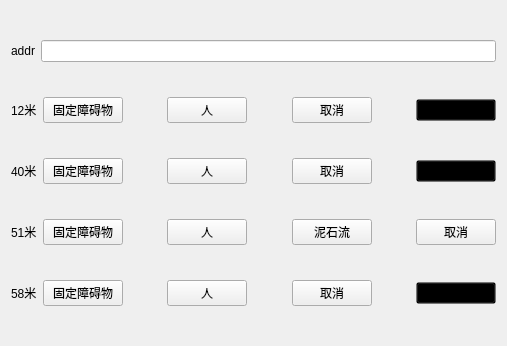
Qt form chap05/tk_xj_pk/widget.ui (0heli0/qt5_module) before a commit.
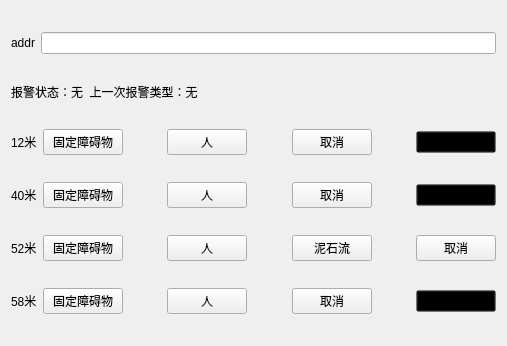
The same form after that commit.

```diff
--- a/chap05/tk_xj_pk/widget.ui
+++ b/chap05/tk_xj_pk/widget.ui
@@ -28,7 +28,7 @@
      </item>
     </layout>
    </item>
-   <item row="1" column="0">
+   <item row="2" column="0">
     <layout class="QHBoxLayout" name="horizontalLayout">
      <item>
       <widget class="QLabel" name="label">
@@ -106,105 +106,18 @@
         <string notr="true">background:transparent;</string>
        </property>
        <property name="text">
-        <string>push</string>
+        <string>placeholder</string>
        </property>
       </widget>
      </item>
     </layout>
    </item>
-   <item row="2" column="0">
-    <layout class="QHBoxLayout" name="horizontalLayout_2">
-     <item>
-      <widget class="QLabel" name="label_8">
-       <property name="text">
-        <string>40米</string>
-       </property>
-      </widget>
-     </item>
-     <item>
-      <widget class="QPushButton" name="buttonGD40">
-       <property name="text">
-        <string>固定障碍物</string>
-       </property>
-       <property name="checkable">
-        <bool>false</bool>
-       </property>
-      </widget>
-     </item>
-     <item>
-      <spacer name="horizontalSpacer">
-       <property name="orientation">
-        <enum>Qt::Horizontal</enum>
-       </property>
-       <property name="sizeHint" stdset="0">
-        <size>
-         <width>40</width>
-         <height>20</height>
-        </size>
-       </property>
-      </spacer>
-     </item>
-     <item>
-      <widget class="QPushButton" name="buttonR40">
-       <property name="text">
-        <string>人</string>
-       </property>
-      </widget>
-     </item>
-     <item>
-      <spacer name="horizontalSpacer_2">
-       <property name="orientation">
-        <enum>Qt::Horizontal</enum>
-       </property>
-       <property name="sizeHint" stdset="0">
-        <size>
-         <width>40</width>
-         <height>20</height>
-        </size>
-       </property>
-      </spacer>
-     </item>
-     <item>
-      <widget class="QPushButton" name="btCancel40">
-       <property name="text">
-        <string>取消</string>
-       </property>
-      </widget>
-     </item>
-     <item>
-      <spacer name="horizontalSpacer_8">
-       <property name="orientation">
-        <enum>Qt::Horizontal</enum>
-       </property>
-       <property name="sizeHint" stdset="0">
-        <size>
-         <width>40</width>
-         <height>20</height>
-        </size>
-       </property>
-      </spacer>
-     </item>
-     <item>
-      <widget class="QPushButton" name="btH2">
-       <property name="whatsThis">
-        <string/>
-       </property>
-       <property name="styleSheet">
-        <string notr="true">background:transparent;</string>
-       </property>
-       <property name="text">
-        <string>push</string>
-       </property>
-      </widget>
-     </item>
-    </layout>
-   </item>
-   <item row="3" column="0">
+   <item row="4" column="0">
     <layout class="QHBoxLayout" name="horizontalLayout_3">
      <item>
       <widget class="QLabel" name="label_9">
        <property name="text">
-        <string>51米</string>
+        <string>52米</string>
        </property>
       </widget>
      </item>
@@ -280,7 +193,7 @@
      </item>
     </layout>
    </item>
-   <item row="4" column="0">
+   <item row="5" column="0">
     <layout class="QHBoxLayout" name="horizontalLayout_4">
      <item>
       <widget class="QLabel" name="label_10">
@@ -361,12 +274,112 @@
         <string notr="true">background:transparent;</string>
        </property>
        <property name="text">
-        <string>push</string>
+        <string>placeholder</string>
        </property>
       </widget>
      </item>
     </layout>
    </item>
+   <item row="3" column="0">
+    <layout class="QHBoxLayout" name="horizontalLayout_2">
+     <item>
+      <widget class="QLabel" name="label_8">
+       <property name="text">
+        <string>40米</string>
+       </property>
+      </widget>
+     </item>
+     <item>
+      <widget class="QPushButton" name="buttonGD40">
+       <property name="text">
+        <string>固定障碍物</string>
+       </property>
+       <property name="checkable">
+        <bool>false</bool>
+       </property>
+      </widget>
+     </item>
+     <item>
+      <spacer name="horizontalSpacer">
+       <property name="orientation">
+        <enum>Qt::Horizontal</enum>
+       </property>
+       <property name="sizeHint" stdset="0">
+        <size>
+         <width>40</width>
+         <height>20</height>
+        </size>
+       </property>
+      </spacer>
+     </item>
+     <item>
+      <widget class="QPushButton" name="buttonR40">
+       <property name="text">
+        <string>人</string>
+       </property>
+      </widget>
+     </item>
+     <item>
+      <spacer name="horizontalSpacer_2">
+       <property name="orientation">
+        <enum>Qt::Horizontal</enum>
+       </property>
+       <property name="sizeHint" stdset="0">
+        <size>
+         <width>40</width>
+         <height>20</height>
+        </size>
+       </property>
+      </spacer>
+     </item>
+     <item>
+      <widget class="QPushButton" name="btCancel40">
+       <property name="text">
+        <string>取消</string>
+       </property>
+      </widget>
+     </item>
+     <item>
+      <spacer name="horizontalSpacer_8">
+       <property name="orientation">
+        <enum>Qt::Horizontal</enum>
+       </property>
+       <property name="sizeHint" stdset="0">
+        <size>
+         <width>40</width>
+         <height>20</height>
+        </size>
+       </property>
+      </spacer>
+     </item>
+     <item>
+      <widget class="QPushButton" name="btH2">
+       <property name="whatsThis">
+        <string/>
+       </property>
+       <property name="styleSheet">
+        <string notr="true">background:transparent;</string>
+       </property>
+       <property name="text">
+        <string>placeholder</string>
+       </property>
+      </widget>
+     </item>
+    </layout>
+   </item>
+   <item row="1" column="0">
+    <widget class="QLabel" name="label_alarm">
+     <property name="maximumSize">
+      <size>
+       <width>16777215</width>
+       <height>21</height>
+      </size>
+     </property>
+     <property name="text">
+      <string>报警状态：无  上一次报警类型：无</string>
+     </property>
+    </widget>
+   </item>
   </layout>
  </widget>
  <layoutdefault spacing="6" margin="11"/>
```
Left out of the diff: 2 changed lines with no effect on the pictures.
